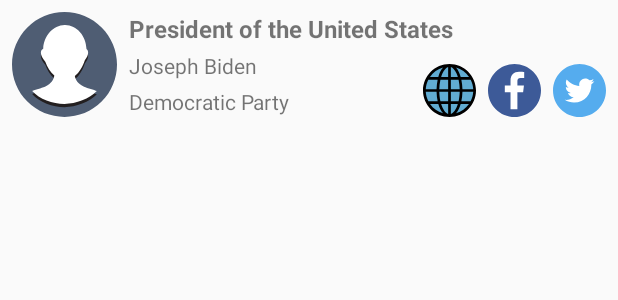
After one commit to skyme32/PoliticalPreparedness, an Android app: the layout representative_item.xml on its own in the app's theme, with its tools: preview values and no code run, on a phone screen of 412 x 824 dp. The commit adds this screen. Shown: the top 300 px of the screen. Run offline under Robolectric (Android 15) with nearby library versions, the phone set to English and light mode, and no system bars.

Commit message:
Implement GLide in BindingAdapter and create RepresentativeAdapter, create MotionLayout

```diff
--- a/app/src/main/java/com/example/android/politicalpreparedness/election/VoterInfoViewModel.kt
+++ b/app/src/main/java/com/example/android/politicalpreparedness/election/VoterInfoViewModel.kt
@@ -2,7 +2,6 @@ package com.example.android.politicalpreparedness.election
 
 import android.util.Log
 import androidx.lifecycle.*
-import com.example.android.politicalpreparedness.R
 import com.example.android.politicalpreparedness.database.ElectionRepository
 import com.example.android.politicalpreparedness.network.CivicsApi
 import com.example.android.politicalpreparedness.network.models.Address
@@ -67,8 +66,8 @@ class VoterInfoViewModel(private val repository: ElectionRepository,
     }
 
 
-    //TODO: Add var and methods to save and remove elections to local database
-    //TODO: cont'd -- Populate initial state of save button to reflect proper action based on election saved status
+    // Add var and methods to save and remove elections to local database
+    // cont'd -- Populate initial state of save button to reflect proper action based on election saved status
     private val _stateFollowed = MutableLiveData<Boolean>(false)
     val stateFollowed: LiveData<Boolean>
         get() = _stateFollowed
--- a/app/src/main/res/layout/fragment_representative.xml
+++ b/app/src/main/res/layout/fragment_representative.xml
@@ -8,7 +8,8 @@
     <!-- TODO: Add motion scene to hide form on vertical scroll. -->
     <androidx.constraintlayout.motion.widget.MotionLayout
         android:layout_height="match_parent"
-        android:layout_width="match_parent">
+        android:layout_width="match_parent"
+        app:layoutDescription="@xml/fragment_representative_scene">
 
         <!-- TODO: Add visual styling and content -->
         <TextView
--- /dev/null
+++ b/app/src/main/res/layout/representative_item.xml
@@ -0,0 +1,93 @@
+<?xml version="1.0" encoding="utf-8"?>
+<layout xmlns:tools="http://schemas.android.com/tools"
+    xmlns:app="http://schemas.android.com/apk/res-auto"
+    xmlns:android="http://schemas.android.com/apk/res/android">
+
+    <data>
+        <variable
+            name="representative"
+            type="com.example.android.politicalpreparedness.representative.model.Representative" />
+    </data>
+
+    <androidx.constraintlayout.widget.ConstraintLayout
+        android:layout_width="match_parent"
+        android:layout_height="wrap_content">
+
+
+        <ImageView
+            android:id="@+id/representativePhoto"
+            android:layout_width="70dp"
+            android:layout_height="70dp"
+            android:layout_marginStart="@dimen/default_padding"
+            android:layout_marginTop="@dimen/default_padding"
+            android:layout_marginBottom="@dimen/default_padding"
+            app:layout_constraintBottom_toBottomOf="parent"
+            app:layout_constraintStart_toStartOf="parent"
+            app:layout_constraintTop_toTopOf="parent"
+            app:srcCompat="@drawable/ic_profile" />
+
+        <TextView
+            android:id="@+id/tvt_representative"
+            style="@style/item_title"
+            android:layout_width="0dp"
+            android:layout_height="wrap_content"
+            android:layout_marginStart="@dimen/default_padding"
+            android:layout_marginEnd="@dimen/default_padding"
+            android:text="@string/str_repensative_tools"
+            app:layout_constraintEnd_toEndOf="parent"
+            app:layout_constraintStart_toEndOf="@+id/representativePhoto"
+            app:layout_constraintTop_toTopOf="@+id/representativePhoto" />
+
+        <TextView
+            android:id="@+id/tvt_name"
+            android:layout_width="0dp"
+            android:layout_height="wrap_content"
+            android:layout_marginTop="@dimen/min_padding"
+            android:layout_marginEnd="@dimen/default_padding"
+            android:text="@string/str_name_tools"
+            app:layout_constraintEnd_toStartOf="@+id/img_twitter"
+            app:layout_constraintStart_toStartOf="@+id/tvt_representative"
+            app:layout_constraintTop_toBottomOf="@+id/tvt_representative" />
+
+        <TextView
+            android:id="@+id/tvt_office"
+            android:layout_width="0dp"
+            android:layout_height="wrap_content"
+            android:layout_marginTop="@dimen/min_padding"
+            android:text="@string/str_office_tools"
+            app:layout_constraintBottom_toBottomOf="@+id/representativePhoto"
+            app:layout_constraintEnd_toEndOf="@+id/tvt_name"
+            app:layout_constraintStart_toStartOf="@+id/tvt_name"
+            app:layout_constraintTop_toBottomOf="@+id/tvt_name" />
+
+        <ImageView
+            android:id="@+id/img_web"
+            android:layout_width="@dimen/social_size"
+            android:layout_height="@dimen/social_size"
+            app:layout_constraintBottom_toBottomOf="@+id/representativePhoto"
+            app:layout_constraintEnd_toEndOf="@+id/tvt_representative"
+            app:srcCompat="@drawable/ic_twitter" />
+
+        <ImageView
+            android:id="@+id/img_facebook"
+            android:layout_width="@dimen/social_size"
+            android:layout_height="@dimen/social_size"
+            android:layout_marginEnd="@dimen/default_padding"
+            app:layout_constraintBottom_toBottomOf="@+id/img_web"
+            app:layout_constraintEnd_toStartOf="@+id/img_web"
+            app:layout_constraintTop_toTopOf="@+id/img_web"
+            app:srcCompat="@drawable/ic_facebook" />
+
+        <ImageView
+            android:id="@+id/img_twitter"
+            android:layout_width="@dimen/social_size"
+            android:layout_height="@dimen/social_size"
+            android:layout_marginEnd="@dimen/default_padding"
+            app:layout_constraintBottom_toBottomOf="@+id/representativePhoto"
+            app:layout_constraintEnd_toStartOf="@+id/img_facebook"
+            app:layout_constraintTop_toTopOf="@+id/img_facebook"
+            app:srcCompat="@drawable/ic_www" />
+
+    </androidx.constraintlayout.widget.ConstraintLayout>
+
+</layout>
--- a/app/src/main/res/values/dimens.xml
+++ b/app/src/main/res/values/dimens.xml
@@ -11,5 +11,9 @@
     <dimen name="default_title_item">18sp</dimen>
     <dimen name="default_lynk">16sp</dimen>
 
+    <!-- Dimensions of image -->
+    <dimen name="representative_size">70dp</dimen>
+    <dimen name="social_size">35dp</dimen>
+
 
 </resources>
--- a/app/src/main/res/values/strings.xml
+++ b/app/src/main/res/values/strings.xml
@@ -25,6 +25,9 @@
     <string name="address_line">Address Line</string>
     <string name="not_data">Not Data</string>
     <string name="not_follow">Empty Followed</string>
+    <string name="str_repensative_tools">President of the United States</string>
+    <string name="str_name_tools">Joseph Biden</string>
+    <string name="str_office_tools">Democratic Party</string>
 
 
 </resources>
--- a/app/src/main/res/values/styles.xml
+++ b/app/src/main/res/values/styles.xml
@@ -32,4 +32,9 @@
         <item name="android:textColor">@color/colorPrimaryDark</item>
     </style>
 
+    <style name="item_title">
+        <item name="android:textSize">@dimen/default_lynk</item>
+        <item name="android:textStyle">bold</item>
+    </style>
+
 </resources>
```
Also changed, not shown: app/src/main/java/com/example/android/politicalpreparedness/representative/adapter/RepresentativeBindingAdapters.kt (+24 -2 lines), app/src/main/java/com/example/android/politicalpreparedness/representative/adapter/RepresentativeListAdapter.kt (+38 -12 lines), app/src/main/res/xml/fragment_representative_scene.xml (added, +16 -0 lines).
